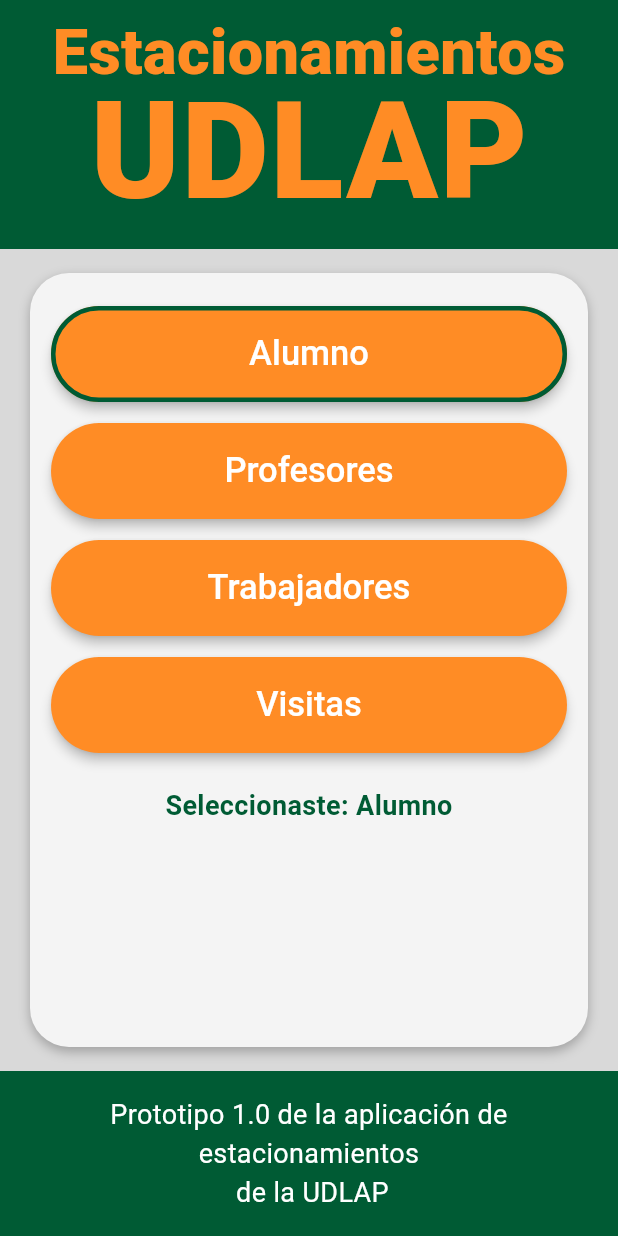
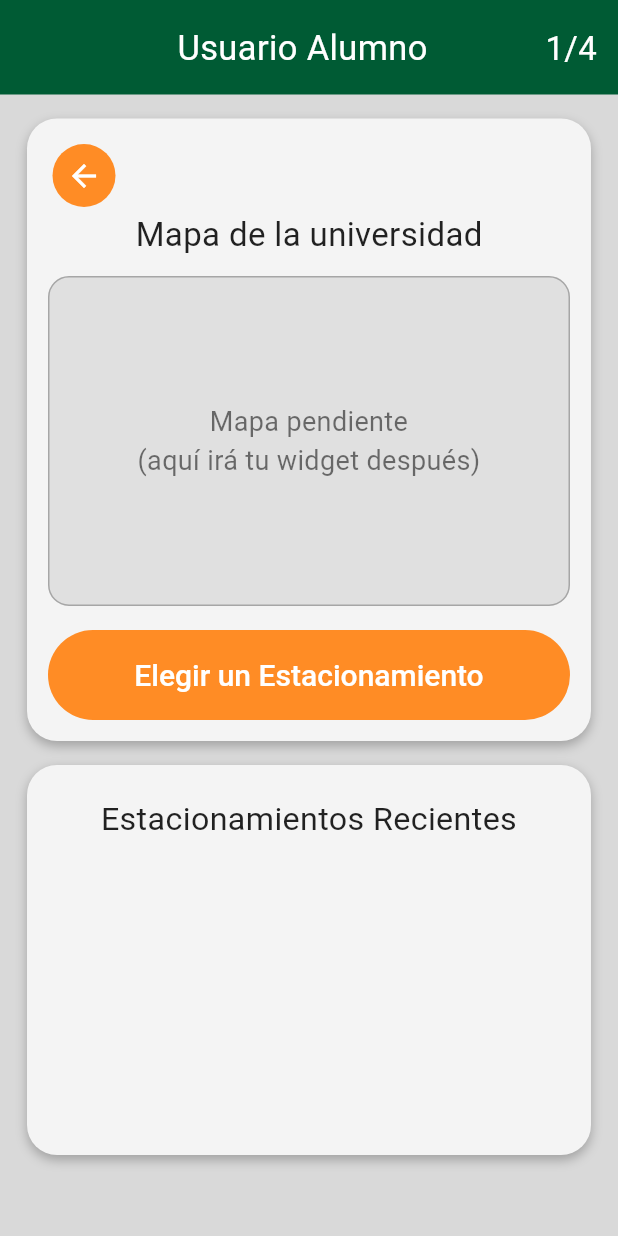
Before and after one commit to aldosolisr/estacionamientos_udlap, a Flutter app: the screen it shows after launch, after a tap on "Alumno", on a phone screen of 412 x 824 dp. Run offline on Flutter 3.47's test engine with Material 3 defaults, Android fonts, the phone set to English and light mode, and no system bars.

Commit message:
Add per-user dashboard prototype screens

```diff
--- a/lib/main.dart
+++ b/lib/main.dart
@@ -21,16 +21,8 @@
   }
 }
 
-class UserTypePrototypePage extends StatefulWidget {
+class UserTypePrototypePage extends StatelessWidget {
   const UserTypePrototypePage({super.key});
-
-  @override
-  State<UserTypePrototypePage> createState() => _UserTypePrototypePageState();
-}
-
-class _UserTypePrototypePageState extends State<UserTypePrototypePage> {
-  static const Color _udlapGreen = Color(0xFF005B34);
-  static const Color _udlapOrange = Color(0xFFFF8C25);
 
   static const List<String> _userTypes = [
     'Alumno',
@@ -39,15 +31,13 @@
     'Visitas',
   ];
 
-  String? _selectedUserType;
-
   @override
   Widget build(BuildContext context) {
     return Scaffold(
       body: SafeArea(
         child: Column(
           children: [
-            _Header(),
+            const _LandingHeader(),
             Expanded(
               child: Padding(
                 padding: const EdgeInsets.symmetric(horizontal: 20),
@@ -72,31 +62,23 @@
                   child: Column(
                     crossAxisAlignment: CrossAxisAlignment.stretch,
                     children: [
-                      for (final userType in _userTypes) ...[
+                      for (var i = 0; i < _userTypes.length; i++) ...[
                         _UserTypeButton(
-                          label: userType,
-                          selected: _selectedUserType == userType,
+                          label: _userTypes[i],
                           onPressed: () {
-                            setState(() {
-                              _selectedUserType = userType;
-                            });
+                            Navigator.of(context).push(
+                              MaterialPageRoute<void>(
+                                builder: (_) => UserDashboardPage(
+                                  userType: _userTypes[i],
+                                  currentPage: i + 1,
+                                  totalPages: _userTypes.length,
+                                ),
+                              ),
+                            );
                           },
                         ),
                         const SizedBox(height: 14),
                       ],
-                      if (_selectedUserType != null)
-                        Padding(
-                          padding: const EdgeInsets.only(top: 8),
-                          child: Text(
-                            'Seleccionaste: $_selectedUserType',
-                            textAlign: TextAlign.center,
-                            style: const TextStyle(
-                              color: _udlapGreen,
-                              fontSize: 18,
-                              fontWeight: FontWeight.w700,
-                            ),
-                          ),
-                        ),
                     ],
                   ),
                 ),
@@ -110,7 +92,50 @@
   }
 }
 
-class _Header extends StatelessWidget {
+class UserDashboardPage extends StatelessWidget {
+  const UserDashboardPage({
+    super.key,
+    required this.userType,
+    required this.currentPage,
+    required this.totalPages,
+  });
+
+  final String userType;
+  final int currentPage;
+  final int totalPages;
+
+  @override
+  Widget build(BuildContext context) {
+    return Scaffold(
+      body: SafeArea(
+        child: Column(
+          children: [
+            _UserScreenHeader(
+              title: 'Usuario $userType',
+              pageCounter: '$currentPage/$totalPages',
+            ),
+            Expanded(
+              child: SingleChildScrollView(
+                padding: const EdgeInsets.fromLTRB(18, 16, 18, 24),
+                child: Column(
+                  children: [
+                    _MapSelectionCard(onBack: () => Navigator.of(context).pop()),
+                    const SizedBox(height: 16),
+                    const _RecentParkingCard(),
+                  ],
+                ),
+              ),
+            ),
+          ],
+        ),
+      ),
+    );
+  }
+}
+
+class _LandingHeader extends StatelessWidget {
+  const _LandingHeader();
+
   static const Color _udlapGreen = Color(0xFF005B34);
   static const Color _udlapOrange = Color(0xFFFF8C25);
 
@@ -148,16 +173,172 @@
   }
 }
 
+class _UserScreenHeader extends StatelessWidget {
+  const _UserScreenHeader({required this.title, required this.pageCounter});
+
+  final String title;
+  final String pageCounter;
+
+  @override
+  Widget build(BuildContext context) {
+    return Container(
+      color: const Color(0xFF005B34),
+      padding: const EdgeInsets.fromLTRB(14, 16, 14, 14),
+      child: Row(
+        children: [
+          const SizedBox(width: 26),
+          Expanded(
+            child: Text(
+              title,
+              textAlign: TextAlign.center,
+              style: const TextStyle(
+                color: Colors.white,
+                fontSize: 46 / 2,
+                fontWeight: FontWeight.w400,
+              ),
+            ),
+          ),
+          Text(
+            pageCounter,
+            style: const TextStyle(
+              color: Colors.white,
+              fontSize: 22,
+              fontWeight: FontWeight.w400,
+            ),
+          ),
+        ],
+      ),
+    );
+  }
+}
+
+class _MapSelectionCard extends StatelessWidget {
+  const _MapSelectionCard({required this.onBack});
+
+  final VoidCallback onBack;
+
+  @override
+  Widget build(BuildContext context) {
+    return Container(
+      width: double.infinity,
+      padding: const EdgeInsets.all(14),
+      decoration: BoxDecoration(
+        color: const Color(0xFFF4F4F4),
+        borderRadius: BorderRadius.circular(20),
+        boxShadow: const [
+          BoxShadow(
+            color: Colors.black26,
+            blurRadius: 6,
+            offset: Offset(0, 3),
+          ),
+        ],
+      ),
+      child: Column(
+        children: [
+          Align(
+            alignment: Alignment.centerLeft,
+            child: IconButton.filled(
+              onPressed: onBack,
+              style: IconButton.styleFrom(
+                backgroundColor: const Color(0xFFFF8C25),
+                foregroundColor: Colors.white,
+                fixedSize: const Size(42, 42),
+              ),
+              icon: const Icon(Icons.arrow_back),
+            ),
+          ),
+          const Text(
+            'Mapa de la universidad',
+            style: TextStyle(
+              color: Colors.black87,
+              fontSize: 22,
+              fontWeight: FontWeight.w400,
+            ),
+          ),
+          const SizedBox(height: 12),
+          Container(
+            height: 220,
+            width: double.infinity,
+            alignment: Alignment.center,
+            decoration: BoxDecoration(
+              color: const Color(0xFFE0E0E0),
+              borderRadius: BorderRadius.circular(14),
+              border: Border.all(color: Colors.black26),
+            ),
+            child: const Text(
+              'Mapa pendiente\n(aquí irá tu widget después)',
+              textAlign: TextAlign.center,
+              style: TextStyle(fontSize: 18, color: Colors.black54),
+            ),
+          ),
+          const SizedBox(height: 16),
+          SizedBox(
+            width: double.infinity,
+            child: ElevatedButton(
+              onPressed: () {},
+              style: ElevatedButton.styleFrom(
+                elevation: 0,
+                backgroundColor: const Color(0xFFFF8C25),
+                foregroundColor: Colors.white,
+                minimumSize: const Size.fromHeight(60),
+                shape: RoundedRectangleBorder(
+                  borderRadius: BorderRadius.circular(40),
+                ),
+                textStyle: const TextStyle(
+                  fontSize: 40 / 2,
+                  fontWeight: FontWeight.w500,
+                ),
+              ),
+              child: const Text('Elegir un Estacionamiento'),
+            ),
+          ),
+        ],
+      ),
+    );
+  }
+}
+
+class _RecentParkingCard extends StatelessWidget {
+  const _RecentParkingCard();
+
+  @override
+  Widget build(BuildContext context) {
+    return Container(
+      width: double.infinity,
+      constraints: const BoxConstraints(minHeight: 260),
+      padding: const EdgeInsets.symmetric(horizontal: 18, vertical: 20),
+      decoration: BoxDecoration(
+        color: const Color(0xFFF4F4F4),
+        borderRadius: BorderRadius.circular(20),
+        boxShadow: const [
+          BoxShadow(
+            color: Colors.black26,
+            blurRadius: 6,
+            offset: Offset(0, 3),
+          ),
+        ],
+      ),
+      child: const Align(
+        alignment: Alignment.topCenter,
+        child: Text(
+          'Estacionamientos Recientes',
+          textAlign: TextAlign.center,
+          style: TextStyle(
+            color: Colors.black87,
+            fontSize: 43 / 2,
+            fontWeight: FontWeight.w400,
+          ),
+        ),
+      ),
+    );
+  }
+}
+
 class _UserTypeButton extends StatelessWidget {
-  const _UserTypeButton({
-    required this.label,
-    required this.onPressed,
-    required this.selected,
-  });
+  const _UserTypeButton({required this.label, required this.onPressed});
 
   final String label;
   final VoidCallback onPressed;
-  final bool selected;
 
   @override
   Widget build(BuildContext context) {
@@ -172,13 +353,6 @@
         textStyle: const TextStyle(
           fontSize: 46 / 2,
           fontWeight: FontWeight.w500,
-        ),
-      ).copyWith(
-        side: WidgetStatePropertyAll(
-          BorderSide(
-            color: selected ? const Color(0xFF005B34) : Colors.transparent,
-            width: 3,
-          ),
         ),
       ),
       child: Text(label),
```
